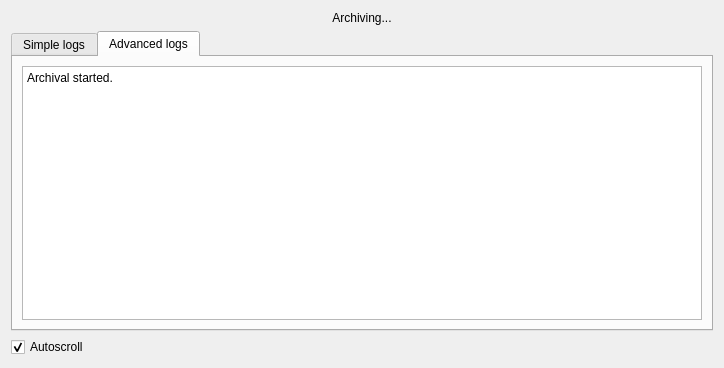
Old version of the form Assets/archive.ui in the repository BigweldIndustries/DownTube.
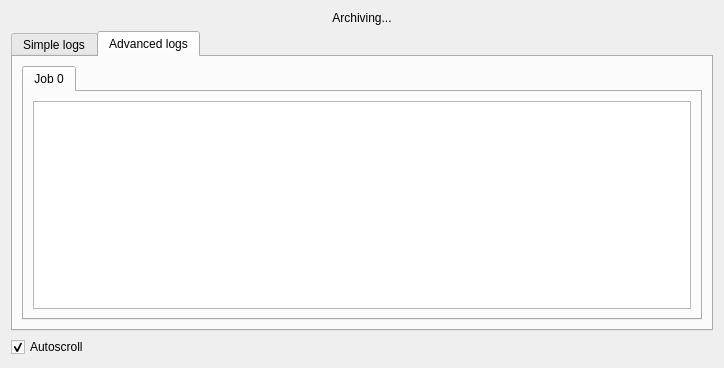
New version of the form. The open tabs and pages were chosen to show the change. Icons and pictures are not drawn.

Patch:
```diff
--- a/Assets/archive.ui
+++ b/Assets/archive.ui
@@ -62,17 +62,31 @@
         </attribute>
         <layout class="QVBoxLayout" name="verticalLayout_4">
          <item>
-          <widget class="QPlainTextEdit" name="verboseConsole">
-           <property name="readOnly">
+          <widget class="QTabWidget" name="jobs">
+           <property name="currentIndex">
+            <number>0</number>
+           </property>
+           <property name="movable">
             <bool>true</bool>
            </property>
-           <property name="plainText">
-            <string>Archival started.
-</string>
-           </property>
-           <property name="centerOnScroll">
-            <bool>false</bool>
-           </property>
+           <widget class="QWidget" name="tab0">
+            <attribute name="title">
+             <string>Job 0</string>
+            </attribute>
+            <layout class="QVBoxLayout" name="verticalLayout_6">
+             <item>
+              <layout class="QVBoxLayout" name="verticalLayout_5">
+               <item>
+                <widget class="QPlainTextEdit" name="t0">
+                 <property name="readOnly">
+                  <bool>true</bool>
+                 </property>
+                </widget>
+               </item>
+              </layout>
+             </item>
+            </layout>
+           </widget>
           </widget>
          </item>
         </layout>
```
